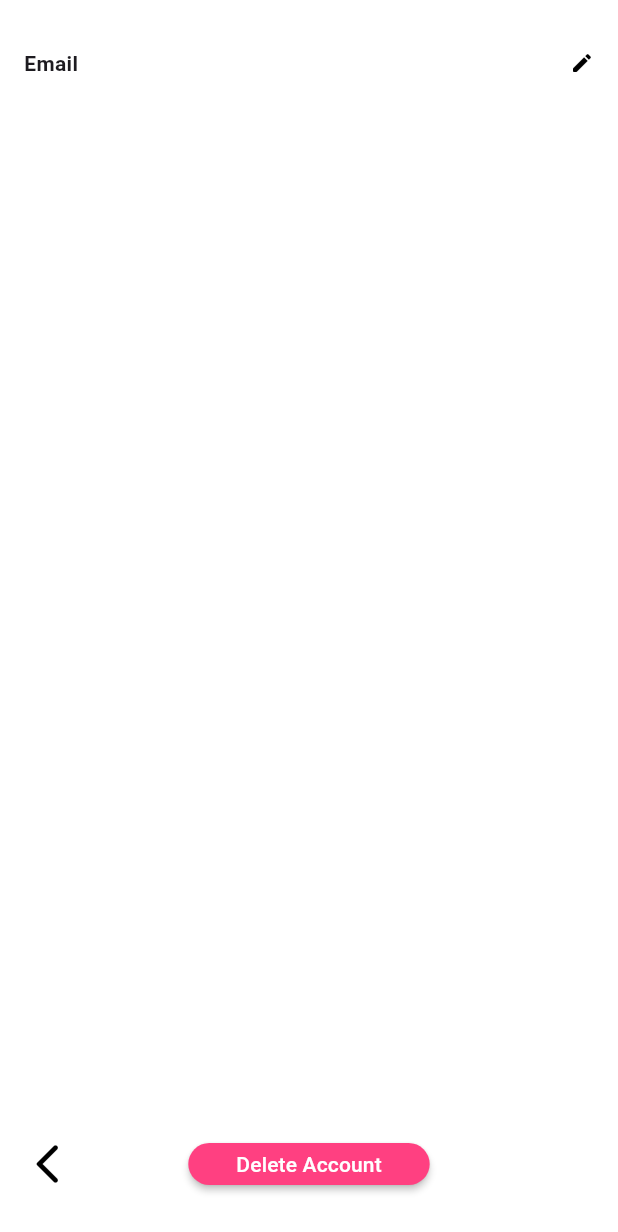
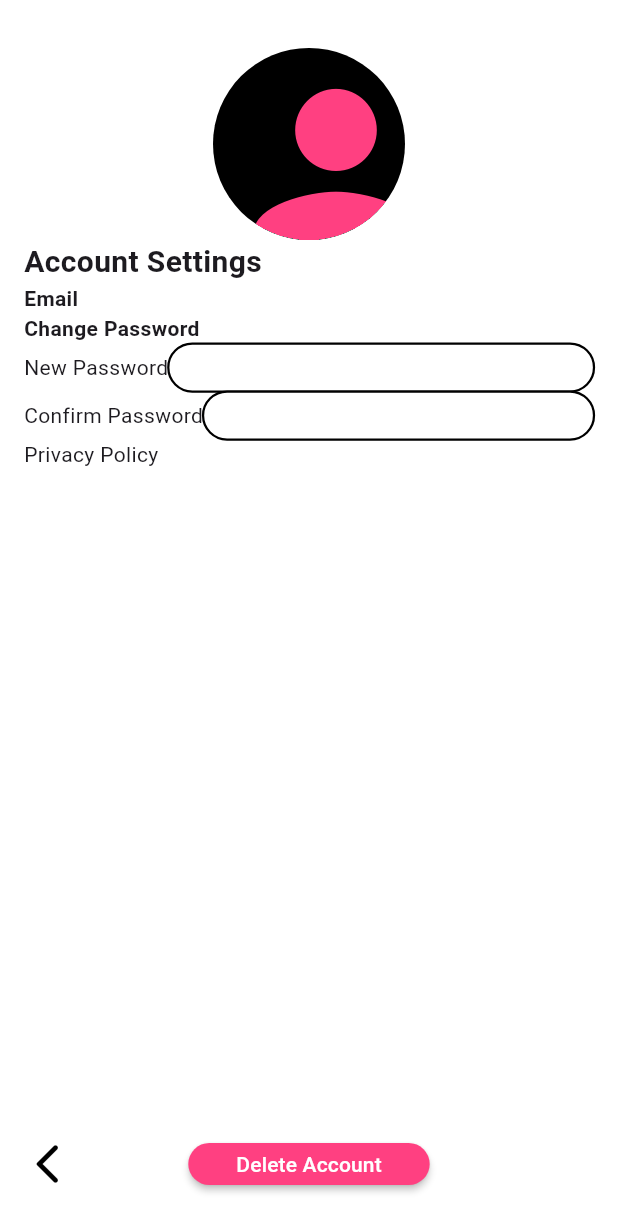
Before and after one commit to torak289/cafe-app-v2, a Flutter app: the UserSettingsPage screen opened by its route, on a phone screen of 412 x 824 dp. Shown: the top 1232 px of the screen. Run offline on Flutter 3.47's test engine with Material 3 defaults, Android fonts, the phone set to English and light mode, and no system bars; our stand-ins replace barcode_widget, flutter_map, geolocator, hive, hive_flutter, latlong2 and 1 more; missing offline and left inert: dio_cache_interceptor, dio_cache_interceptor_file_store, flutter_map_animations, flutter_map_cache, maps_launcher, mobile_scanner; accounts and stored records are empty; network calls fail; Roboto replaces fonts that are missing (Ubuntu).

Commit message:
Added basic profile layout

```diff
--- a/lib/screens/user_settings_page.dart
+++ b/lib/screens/user_settings_page.dart
@@ -1,11 +1,17 @@
 import 'package:cafeapp_v2/constants/Cafe_App_UI.dart';
 import 'package:cafeapp_v2/constants/routes.dart';
+import 'package:cafeapp_v2/data_models/cafe_model.dart';
 import 'package:cafeapp_v2/data_models/user_model.dart';
 import 'package:cafeapp_v2/services/auth_service.dart';
+import 'package:cafeapp_v2/widgets/profile%20page%20tabs/editable_field.dart';
 import 'package:flutter/material.dart';
+import 'package:hive_flutter/hive_flutter.dart';
+import 'package:latlong2/latlong.dart';
 import 'package:provider/provider.dart';
 
 class UserSettingsPage extends StatelessWidget {
+  const UserSettingsPage({super.key});
+
   @override
   Widget build(BuildContext context) {
     AuthService authService = Provider.of(context, listen: false);
@@ -25,6 +31,34 @@ class UserSettingsPage extends StatelessWidget {
                 mainAxisAlignment: MainAxisAlignment.start,
                 crossAxisAlignment: CrossAxisAlignment.stretch,
                 children: [
+                  Center(
+                    //TODO: Fix centre align on Profile
+                    child: Container(
+                      width: 128,
+                      height: 128,
+                      clipBehavior: Clip.hardEdge,
+                      decoration: const BoxDecoration(
+                        shape: BoxShape.circle,
+                        color: Colors.black,
+                      ),
+                      child: const Icon(
+                        Icons.person,
+                        color: CafeAppUI.roasterMarkerColor,
+                        size: 164,
+                      ),
+                    ),
+                  ),
+                  const Row(
+                    children: [
+                      Text(
+                        "Account Settings",
+                        style: TextStyle(
+                          fontWeight: FontWeight.bold,
+                          fontSize: 20,
+                        ),
+                      ),
+                    ],
+                  ),
                   Row(
                     mainAxisAlignment: MainAxisAlignment.spaceBetween,
                     children: [
@@ -38,14 +72,42 @@ class UserSettingsPage extends StatelessWidget {
                           Text("${user.email}"),
                         ],
                       ),
-                      GestureDetector(
+                      /*GestureDetector(
                         child: const Icon(
                           Icons.edit_rounded,
                           color: CafeAppUI.iconButtonIconColor,
                           size: 16,
                         ),
-                      )
+                      )*/
                     ],
+                  ),
+                  const Row(
+                    mainAxisAlignment: MainAxisAlignment.spaceBetween,
+                    children: [
+                      Text(
+                        "Change Password",
+                        style: TextStyle(fontWeight: FontWeight.bold),
+                      ),
+                    ],
+                  ),
+                  const Row(
+                    children: [
+                      Text("New Password"),
+                      Expanded(
+                        child: TextField(),
+                      ),
+                    ],
+                  ),
+                  const Row(
+                    children: [
+                      Text("Confirm Password"),
+                      Expanded(
+                        child: TextField(),
+                      ),
+                    ],
+                  ),
+                  const Row(
+                    children: [Text("Privacy Policy")],
                   ),
                 ],
               ),
```
